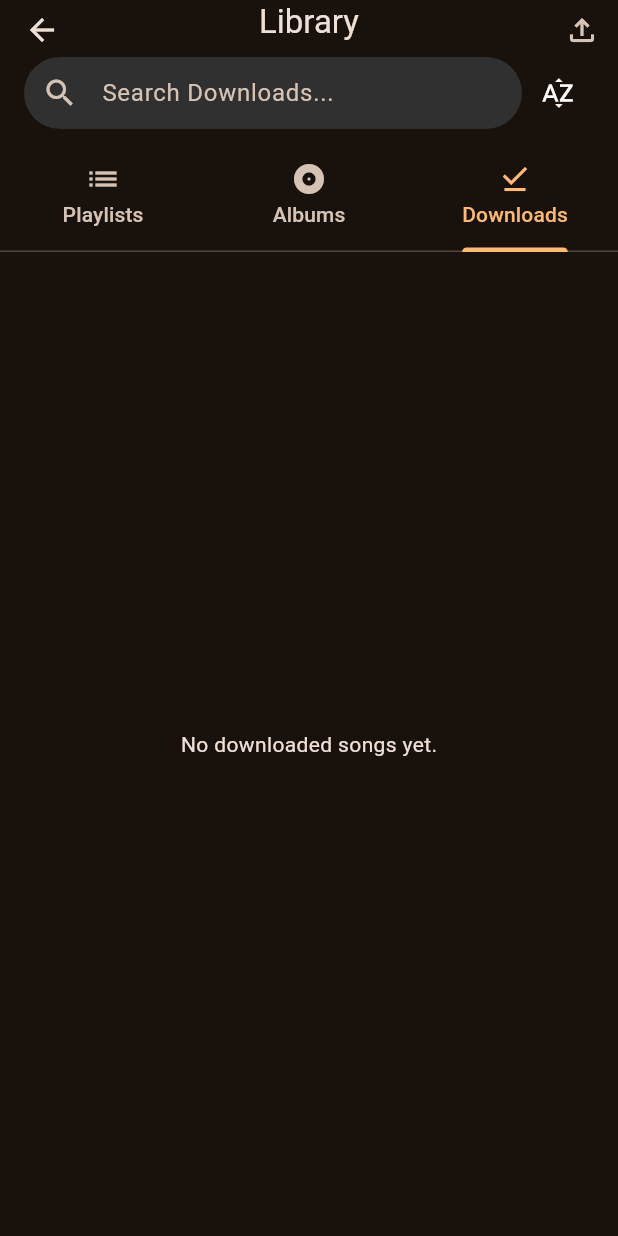
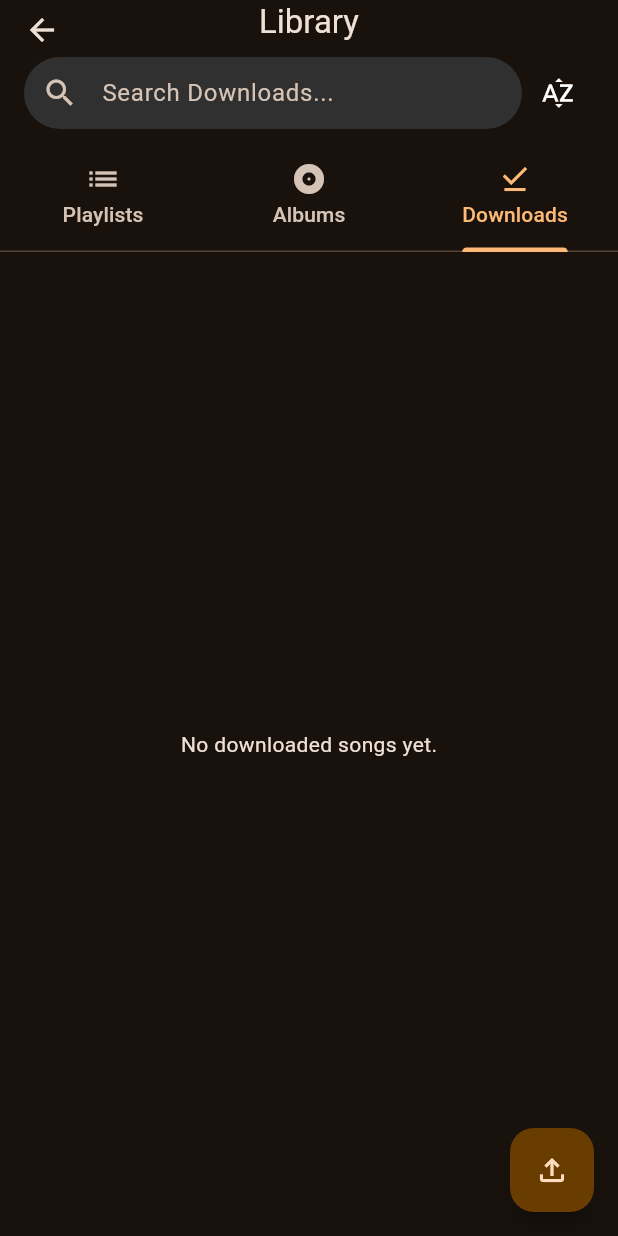
Before and after one commit to LaganYT/LTunes-Flutter, a Flutter app: the LibraryScreen screen opened directly, tab 3 chosen, on a phone screen of 412 x 824 dp. Run offline on Flutter 3.47's test engine with Material 3 defaults, Android fonts, the phone set to English and light mode, and no system bars; our stand-ins replace audio_service, audioplayers, file_picker, package_info_plus, palette_generator, shared_preferences; missing offline and left inert: audio_metadata_reader, resumable_downloader; accounts and stored records are empty; network calls fail.

Commit message:
Move the import songs button to the bottom right as a floating button, only visible on the download tab

```diff
--- a/lib/screens/library_screen.dart
+++ b/lib/screens/library_screen.dart
@@ -1144,13 +1144,14 @@ class _LibraryScreenState extends State<LibraryScreen> with SingleTickerProvider
 
     List<Widget> appBarActions = [];
     // "Create Playlist" button is now a FAB, so it's removed from here.
-    appBarActions.add(
-      IconButton(
-        icon: const Icon(Icons.file_upload_outlined), // Icon for importing
-        tooltip: 'Import Songs',
-        onPressed: _importSongs, // Call the import function
-      ),
-    );
+    // The "Import Songs" button is also moved to a FAB.
+    // appBarActions.add(
+    //   IconButton(
+    //     icon: const Icon(Icons.file_upload_outlined), // Icon for importing
+    //     tooltip: 'Import Songs',
+    //     onPressed: _importSongs, // Call the import function
+    //   ),
+    // );
 
 
     return Scaffold(
@@ -1235,15 +1236,21 @@ class _LibraryScreenState extends State<LibraryScreen> with SingleTickerProvider
         ],
       ),
       floatingActionButton: AnimatedOpacity(
-        opacity: currentTabIndex == 0 ? 1.0 : 0.0, // Visible only on Playlists tab
+        opacity: (currentTabIndex == 0 || currentTabIndex == 2) ? 1.0 : 0.0, // Visible on Playlists or Downloads tab
         duration: const Duration(milliseconds: 200),
-        child: currentTabIndex == 0 // Ensure FAB is only built when potentially visible
+        child: currentTabIndex == 0
             ? FloatingActionButton(
                 onPressed: () => _createPlaylist(context),
                 tooltip: 'Create New Playlist',
                 child: const Icon(Icons.add),
               )
-            : null, // Render nothing if not on the Playlists tab
+            : currentTabIndex == 2
+                ? FloatingActionButton(
+                    onPressed: _importSongs,
+                    tooltip: 'Import Songs',
+                    child: const Icon(Icons.file_upload_outlined),
+                  )
+                : null, // Render nothing if not on Playlists or Downloads tab
       ),
       floatingActionButtonLocation: FloatingActionButtonLocation.endFloat,
     );
```
Also changed, not shown: 1 other file.
